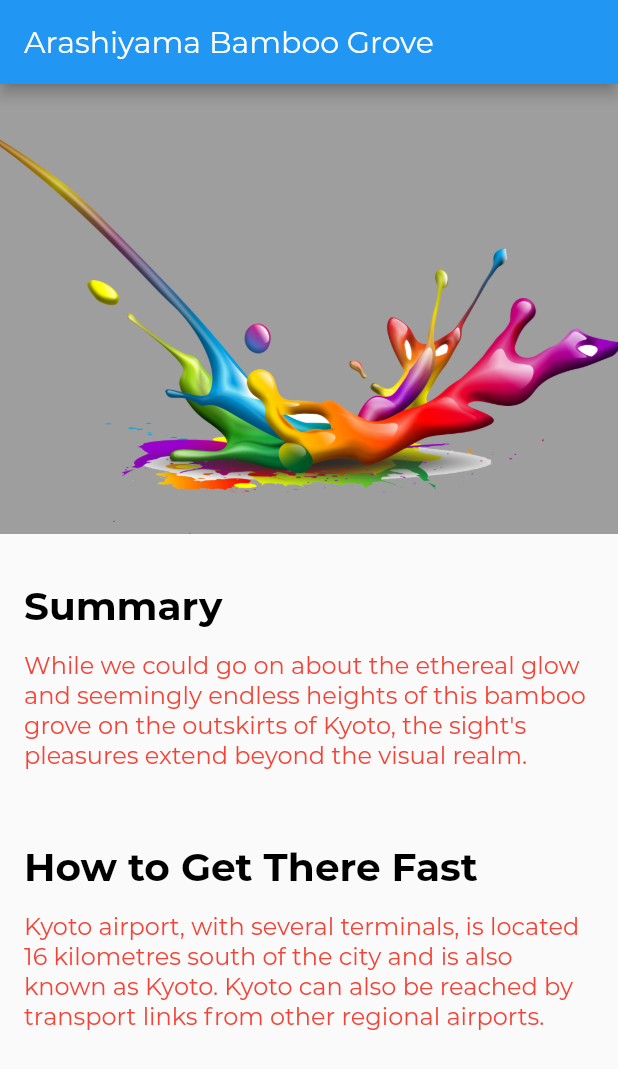
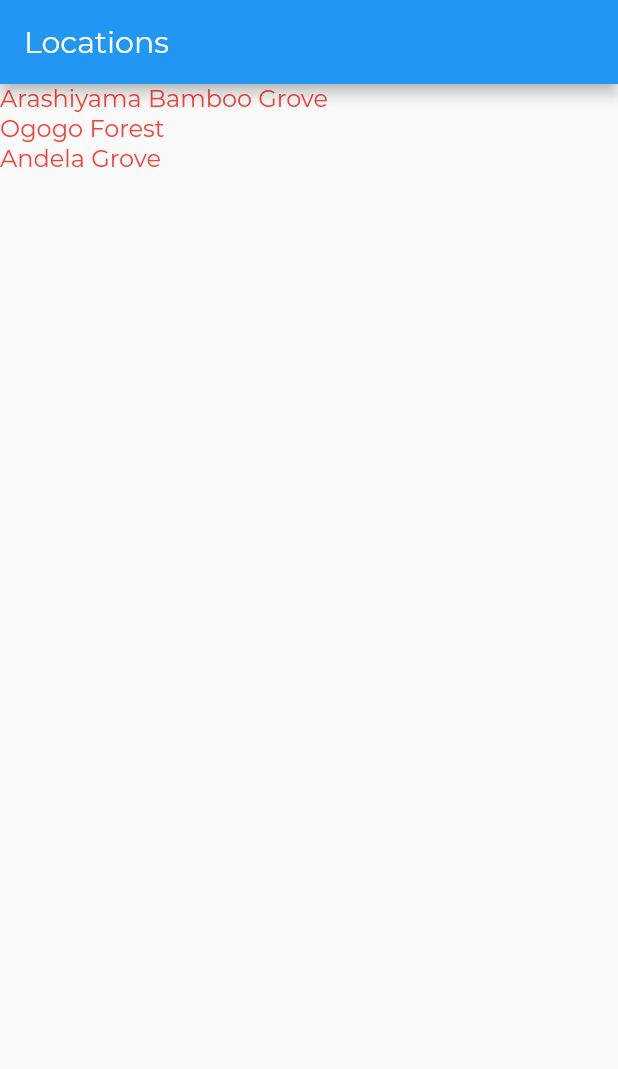
Before and after one commit to igmrrf/location, a Flutter app: the screen it shows after launch, on a phone screen of 412 x 824 dp. Shown: the top 1069 px of the screen. Run offline on Flutter 3.47's test engine with Material 2 defaults, Android fonts, the phone set to English and light mode, and no system bars.

Commit message:
Finished Tutorial

```diff
--- a/lib/app.dart
+++ /dev/null
@@ -1,11 +0,0 @@
-import 'package:flutter/material.dart';
-import 'screens/location_detail/location_detail.dart';
-
-class App extends StatelessWidget {
-  @override
-  Widget build(BuildContext context) {
-    return MaterialApp(
-      home: LocationDetail(),
-    );
-  }
-}
--- a/lib/main.dart
+++ b/lib/main.dart
@@ -1,8 +1,12 @@
 import 'package:flutter/material.dart';
 import 'screens/location_detail/location_detail.dart';
+import 'screens/locations/locations.dart';
 import 'style.dart';
 
 void main() => runApp(MyApp());
+
+const LocationsRoute = '/';
+const LocationDetailRoute = '/location_detail';
 
 class MyApp extends StatelessWidget {
   // This widget is the root of your application.
@@ -10,15 +14,37 @@ class MyApp extends StatelessWidget {
   Widget build(BuildContext context) {
     return MaterialApp(
       title: 'Numbers',
-      theme: ThemeData(
-          appBarTheme: AppBarTheme(
-            textTheme: TextTheme(title: AppBarTextStyle),
-          ),
-          textTheme: TextTheme(
-            title: TitleTextStyle,
-            body1: Body1TextStyle,
-          )),
-      home: LocationDetail(),
+      theme: _theme(),
+      onGenerateRoute: _routes(),
     );
   }
+
+  RouteFactory _routes() {
+    return (settings) {
+      final Map<String, dynamic> arguments = settings.arguments;
+      Widget screen;
+      switch (settings.name) {
+        case LocationsRoute:
+          screen = Locations();
+          break;
+        case LocationDetailRoute:
+          screen = LocationDetail(arguments['id']);
+          break;
+        default:
+          return null;
+      }
+      return MaterialPageRoute(builder: (BuildContext context) => screen);
+    };
+  }
+
+  ThemeData _theme() {
+    return ThemeData(
+        appBarTheme: AppBarTheme(
+          textTheme: TextTheme(title: AppBarTextStyle),
+        ),
+        textTheme: TextTheme(
+          title: TitleTextStyle,
+          body1: Body1TextStyle,
+        ));
+  }
 }
--- a/lib/models/location.dart
+++ b/lib/models/location.dart
@@ -1,20 +1,44 @@
 import 'location_fact.dart';
 
 class Location {
-  String name;
-  String imagePath;
+  final int id;
+  final String name;
+  final String imagePath;
   final List<LocationFact> facts;
 
-  Location(this.name, this.imagePath, this.facts);
+  Location(this.id, this.name, this.imagePath, this.facts);
 
   static List<Location> fetchAll() {
     return [
-      Location('Arashiyama Bamboo Grove', 'assets/images/color.png', [
+      Location(1, 'Arashiyama Bamboo Grove', 'assets/images/color.png', [
         LocationFact('Summary',
-            'While we could go on about the ethereal glow and seemingly endless heights of this bamboo grove on the outskirts of Kyoto, the sight\'s pleasures extend beyond the visual realm.'),
+            'First Summary, and am I getting annoyed that my request isn\'s working?.'),
+        LocationFact('How to Get There Fast',
+            'Kyoto airport, with several terminals, is located 16 kilometres south of the city and is also known as Kyoto. Kyoto can also be reached by transport links from other regional airports.'),
+      ]),
+      Location(2, 'Ogogo Forest', 'assets/images/btc.jpeg', [
+        LocationFact('Summary',
+            'This is the second summary among the summaries, even though Ive not gotten experience but I think this will work'),
+        LocationFact('How to Get There Fast',
+            'Kyoto airport, with several terminals, is located 16 kilometres south of the city and is also known as Kyoto. Kyoto can also be reached by transport links from other regional airports.'),
+      ]),
+      Location(3, 'Andela Grove', 'assets/images/wall.jpg', [
+        LocationFact('Summary',
+            'While we could go on about the ethereal glow and this being the third summary.'),
         LocationFact('How to Get There Fast',
             'Kyoto airport, with several terminals, is located 16 kilometres south of the city and is also known as Kyoto. Kyoto can also be reached by transport links from other regional airports.'),
       ]),
     ];
   }
+
+  static Location fetchById(int locationId) {
+    //fetch all locations, iterate them and find location with
+    //wanted Id, return
+    List<Location> locations = Location.fetchAll();
+    for (var i = 0; i < locations.length; i++) {
+      if (locations[i].id == locationId) {
+        return locations[i];
+      }
+    }
+  }
 }
--- a/lib/screens/location_detail/location_detail.dart
+++ b/lib/screens/location_detail/location_detail.dart
@@ -1,13 +1,21 @@
 import 'package:flutter/material.dart';
+import 'package:flutter/foundation.dart';
 import 'image_banner.dart';
 import 'text_section.dart';
 import '../../models/location.dart';
 
 class LocationDetail extends StatelessWidget {
+  final int _locationId;
+
+  LocationDetail(this._locationId);
+
   @override
   Widget build(BuildContext context) {
-    final locations = Location.fetchAll();
-    final location = locations.first;
+
+    final location = Location.fetchById(_locationId);
+    debugPrint('locations: $location');
+    print(location);
+
     return Scaffold(
       appBar: AppBar(
         title: Text(location.name),
--- /dev/null
+++ b/lib/screens/locations/locations.dart
@@ -0,0 +1,31 @@
+import 'package:flutter/material.dart';
+import '../../main.dart';
+import '../../models/location.dart';
+
+class Locations extends StatelessWidget {
+  @override
+  Widget build(BuildContext context) {
+    // NOTE: we'll be moving this to a scoped_model later
+    final locations = Location.fetchAll();
+
+    return Scaffold(
+      appBar: AppBar(
+        title: Text('Locations'),
+      ),
+      body: ListView(
+        children: locations
+            .map((location) => GestureDetector(
+                child: Text(location.name),
+                onTap: () => _onLocationTap(context, location.id)))
+            .toList(),
+      ),
+    );
+  }
+
+  _onLocationTap(BuildContext context, int locationId) {
+    Navigator.pushNamed(context, LocationDetailRoute,
+        arguments: {'id': locationId});
+
+    // ...
+  }
+}
```
Also changed, not shown: assets/images/Wall.jpg (added), assets/images/btc.jpeg (added).
